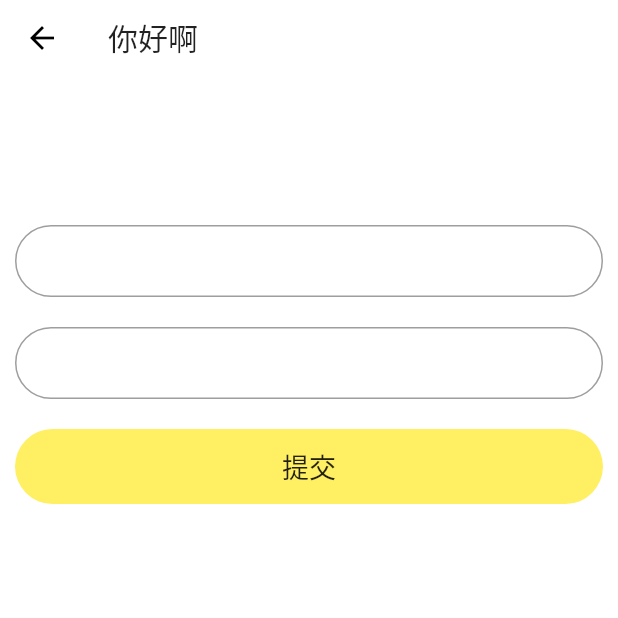
After one commit to Youngto25/flutter-we-play, a Flutter app: the Index screen opened directly, on a phone screen of 412 x 824 dp, the top half of it. The commit adds this screen. Run offline on Flutter 3.47's test engine with Material 2 defaults, Android fonts, the phone set to English and light mode, and no system bars; our stand-ins replace dio, event_bus, fluttertoast, image_picker, shared_preferences; missing offline and left inert: common_utils; accounts and stored records are empty; network calls fail.

Commit message:
+ 首页

```diff
--- /dev/null
+++ b/lib/components/AppBarX.dart
@@ -0,0 +1,27 @@
+import 'package:flutter/material.dart';
+
+class AppBarX extends StatefulWidget implements PreferredSizeWidget {
+  final double contentHeight = 50.0;
+  final String title;
+  final double elevation;
+  AppBarX({Key key, this.title, this.elevation = 0.4}) : super(key: key);
+
+  @override
+  _AppBarXState createState() => _AppBarXState();
+
+  @override
+  Size get preferredSize => Size.fromHeight(contentHeight);
+}
+
+class _AppBarXState extends State<AppBarX> {
+  @override
+  Widget build(BuildContext context) {
+    return Container(
+      child: AppBar(
+        title: Text(this.widget.title),
+        toolbarHeight: this.widget.contentHeight,
+        elevation: this.widget.elevation,
+      ),
+    );
+  }
+}
--- /dev/null
+++ b/lib/pages/index/Index.dart
@@ -0,0 +1,67 @@
+import 'package:flutter/material.dart';
+import 'package:flutter_app/public.dart';
+
+class Index extends StatefulWidget {
+  Index({Key key}) : super(key: key);
+
+  @override
+  _IndexState createState() => _IndexState();
+}
+
+class _IndexState extends State<Index> {
+  @override
+  Widget build(BuildContext context) {
+    return Scaffold(
+      appBar: AppBarX(title: "你好啊", elevation: 0),
+      body: Container(
+          width: double.infinity,
+          height: double.infinity,
+          padding: EdgeInsets.only(left: 10, right: 10),
+          color: Colors.white,
+          child: Column(
+            // mainAxisAlignment: MainAxisAlignment.center,
+            children: [
+              SizedBox(
+                height: 100,
+              ),
+              inputWidget(),
+              inputWidget(lable: "次数"),
+              ClipRRect(
+                  borderRadius: BorderRadius.circular(25),
+                  child: Container(
+                      width: double.infinity,
+                      height: 50,
+                      color: Colors.yellow.withOpacity(0.8),
+                      child: FlatButton(
+                          onPressed: () {
+                            Navigator.pushNamed(context, '/photo');
+                          },
+                          child: Text('提交', style: TextStyle(fontSize: 18)))))
+            ],
+          )),
+    );
+  }
+
+  Widget inputWidget({lable}) {
+    return Container(
+        margin: EdgeInsets.only(bottom: 20),
+        child: TextField(
+          keyboardType: TextInputType.number,
+          decoration: InputDecoration(
+              contentPadding:
+                  EdgeInsets.only(left: 20, right: 10, top: 10, bottom: 10),
+              // icon: Icon(Icons.text_fields),
+              // labelText: lable,
+              labelStyle: TextStyle(color: Colors.black38),
+              focusColor: Colors.black54,
+              focusedBorder: OutlineInputBorder(
+                  borderRadius: BorderRadius.circular(25),
+                  borderSide: BorderSide(color: Colors.black.withOpacity(0.5))),
+              border: OutlineInputBorder(
+                  borderRadius: BorderRadius.circular(25),
+                  borderSide:
+                      BorderSide(color: Colors.black.withOpacity(0.2)))),
+          // onChanged: _textFieldChanged,
+        ));
+  }
+}
--- /dev/null
+++ b/lib/public.dart
@@ -0,0 +1,6 @@
+library public;
+
+export 'package:flutter_app/utils/lcfarm_size.dart';
+
+// component
+export 'package:flutter_app/components/AppBarX.dart';
```
Also changed, not shown: lib/routes/Routes.dart (+42 -1 lines).
